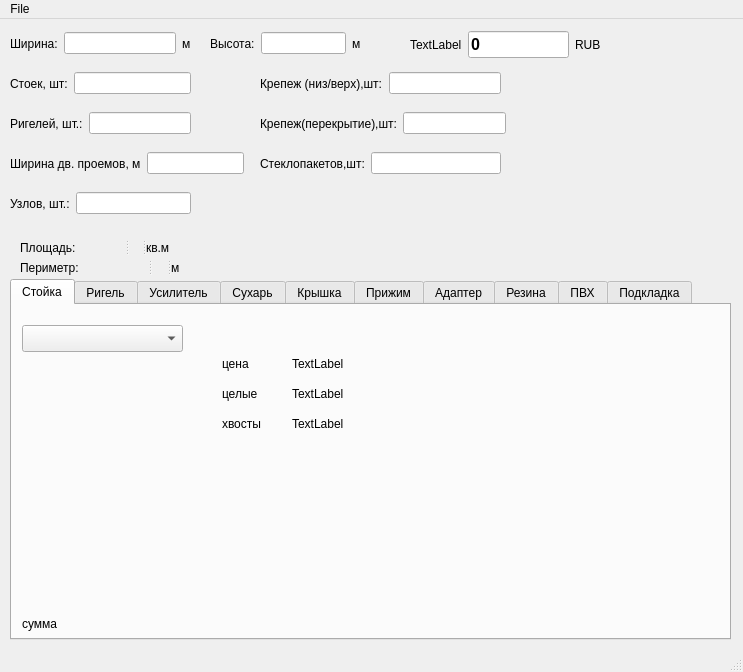
Qt form main.ui (stogoff/facade) before a commit.
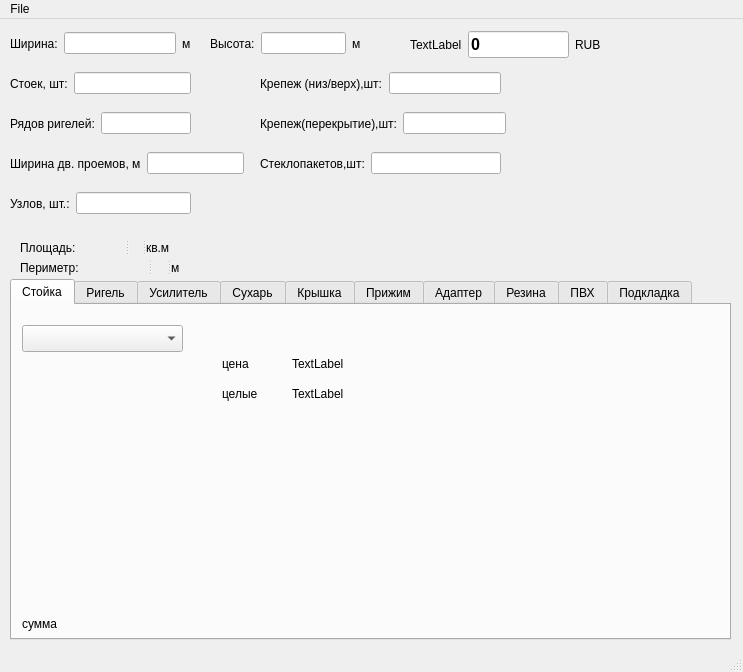
The same form after that commit.

Commit message: calc headers added

```diff
--- a/main.ui
+++ b/main.ui
@@ -75,19 +75,6 @@
        <string>целые</string>
       </property>
      </widget>
-     <widget class="QLabel" name="label_18">
-      <property name="geometry">
-       <rect>
-        <x>210</x>
-        <y>110</y>
-        <width>67</width>
-        <height>17</height>
-       </rect>
-      </property>
-      <property name="text">
-       <string>хвосты</string>
-      </property>
-     </widget>
      <widget class="QLabel" name="label_19">
       <property name="geometry">
        <rect>
@@ -127,19 +114,6 @@
        <string>TextLabel</string>
       </property>
      </widget>
-     <widget class="QLabel" name="label_22">
-      <property name="geometry">
-       <rect>
-        <x>280</x>
-        <y>110</y>
-        <width>67</width>
-        <height>17</height>
-       </rect>
-      </property>
-      <property name="text">
-       <string>TextLabel</string>
-      </property>
-     </widget>
     </widget>
     <widget class="QWidget" name="tab_2">
      <attribute name="title">
@@ -327,7 +301,7 @@
      <item>
       <widget class="QLabel" name="label_15">
        <property name="text">
-        <string>Ригелей, шт.:</string>
+        <string>Рядов ригелей:</string>
        </property>
       </widget>
      </item>
```
The commit also changes 2 other files.
